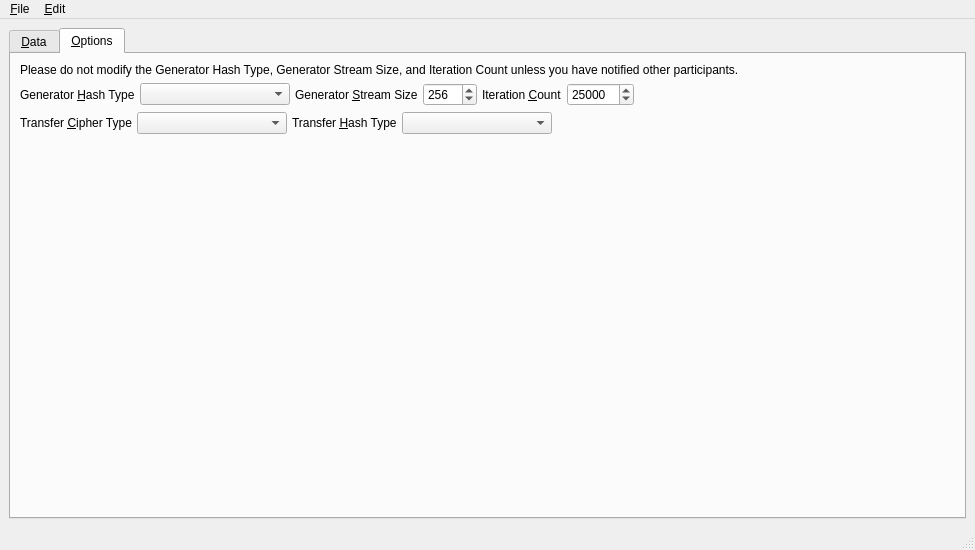
Above: branches/trunk/GoldBug-UI/spot-on-smpwindow.ui from textbrowser/spot-on before the change. Below: the same form after it.
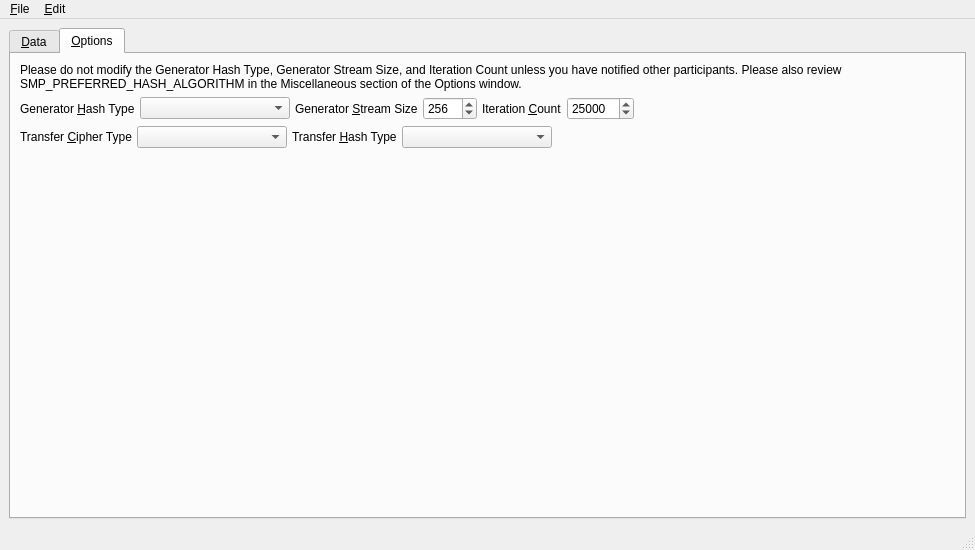
That is the form after the change. The open tabs and pages were chosen to show the change. Icons and pictures are not drawn.

Commit message: Initialize options.

```diff
--- a/branches/trunk/GoldBug-UI/spot-on-smpwindow.ui
+++ b/branches/trunk/GoldBug-UI/spot-on-smpwindow.ui
@@ -400,7 +400,7 @@
         <item>
          <widget class="QLabel" name="label_3">
           <property name="text">
-           <string>Please do not modify the Generator Hash Type, Generator Stream Size, and Iteration Count unless you have notified other participants.</string>
+           <string>Please do not modify the Generator Hash Type, Generator Stream Size, and Iteration Count unless you have notified other participants. Please also review SMP_PREFERRED_HASH_ALGORITHM in the Miscellaneous section of the Options window.</string>
           </property>
           <property name="wordWrap">
            <bool>true</bool>
```
The commit also changes 3 other files.
